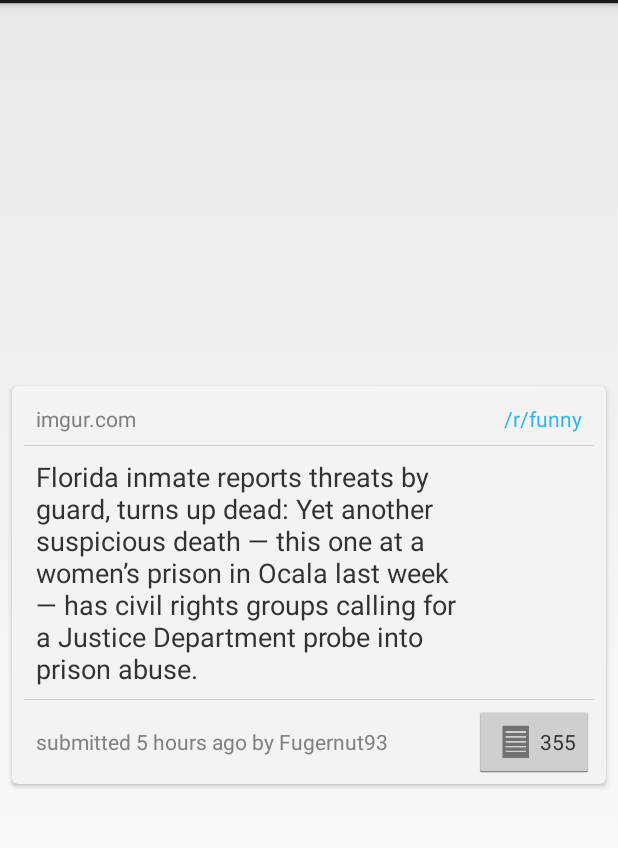
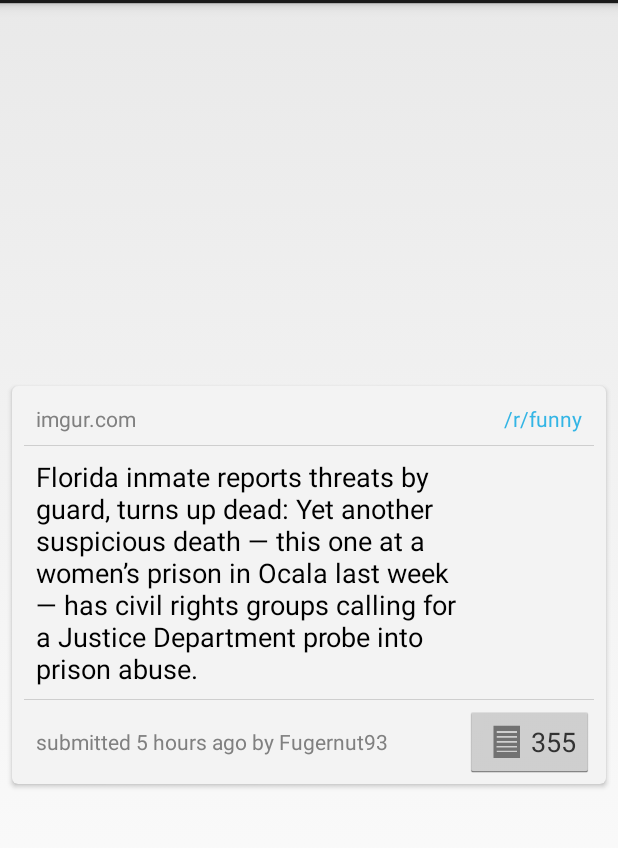
Before and after one commit to joelpet/toy-reader-for-reddit, an Android app: the layout view_card.xml on its own in the app's theme, with its tools: preview values and no code run, on a phone screen of 412 x 824 dp, the part 69-917 px from its top. Run offline under Robolectric (Android 15) with nearby library versions, the phone set to English and light mode, and no system bars; network calls fail.

Commit message:
Tweak appearance of title and comments button

```diff
--- a/app/src/main/res/layout/view_card.xml
+++ b/app/src/main/res/layout/view_card.xml
@@ -73,7 +73,7 @@
                 android:layout_height="wrap_content"
                 android:layout_weight="1"
                 android:text="Florida inmate reports threats by guard, turns up dead: Yet another suspicious death — this one at a women’s prison in Ocala last week — has civil rights groups calling for a Justice Department probe into prison abuse."
-                android:textColor="@android:color/secondary_text_light" />
+                android:textColor="@android:color/primary_text_light" />
 
             <com.android.volley.toolbox.NetworkImageView
                 android:id="@+id/thumbnail"
@@ -113,13 +113,14 @@
 
             <Button
                 android:id="@+id/comments_button"
-                style="@android:style/TextAppearance.Holo.Small"
+                style="@android:style/TextAppearance.Holo.Medium"
                 android:layout_width="wrap_content"
                 android:layout_height="wrap_content"
                 android:layout_weight="0"
                 android:drawableLeft="@drawable/ic_action_view_as_list"
                 android:maxLines="1"
-                android:text="355" />
+                android:text="355"
+                android:textColor="@android:color/secondary_text_light" />
 
         </LinearLayout>
 
```
